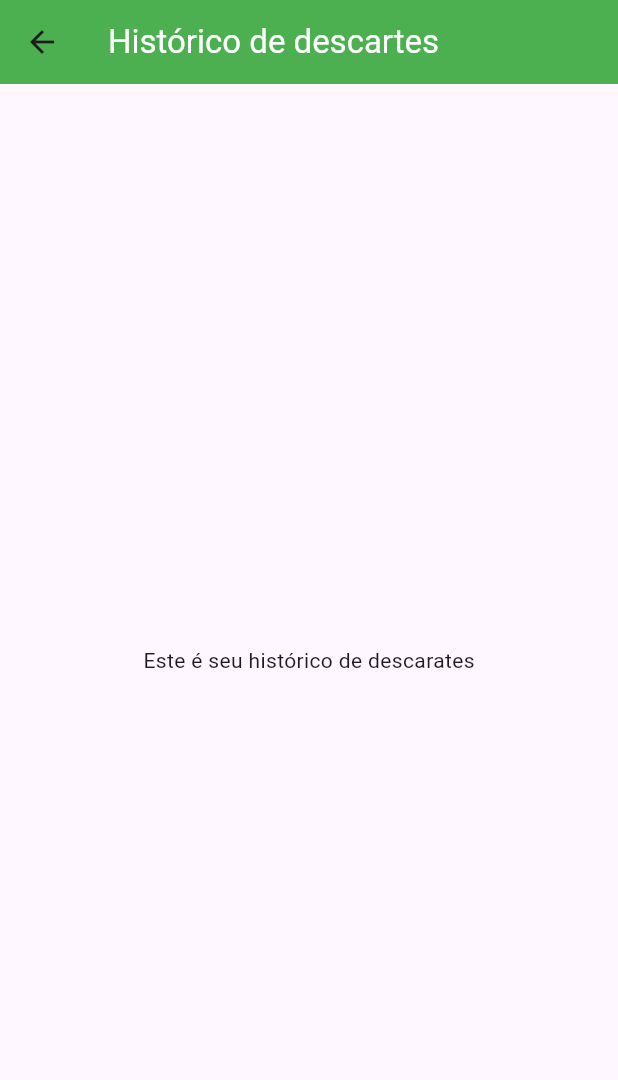
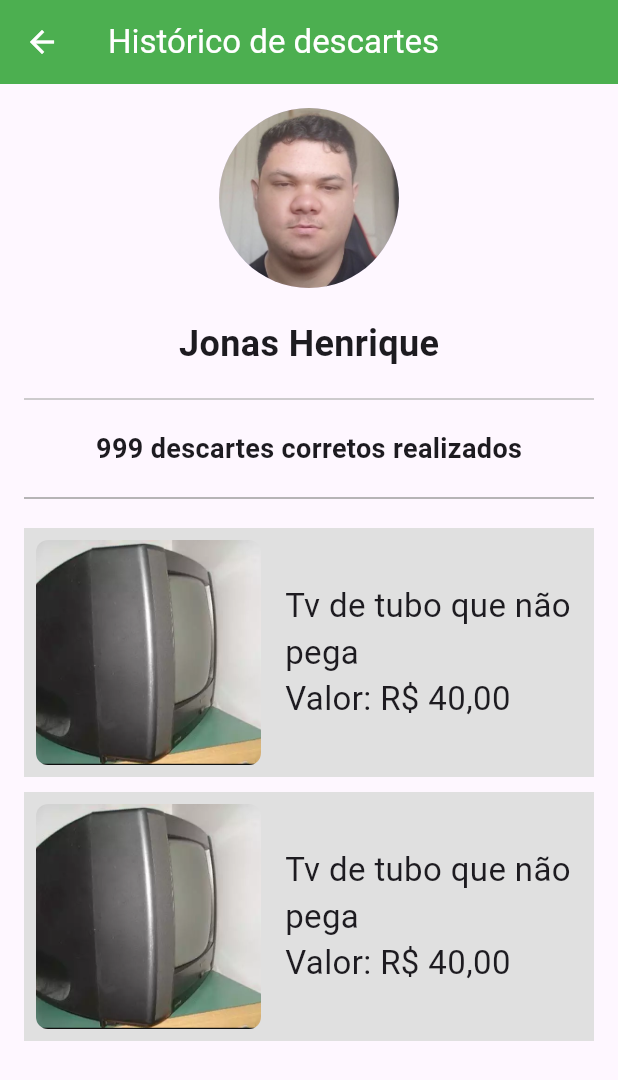
Before and after one commit to JonasHenriqueDev/TechCycle, a Flutter app: the screen it shows after launch, in the side drawer, after a tap on "Histórico de descartes", on a phone screen of 412 x 824 dp. Shown: the top 1080 px of the screen. Run offline on Flutter 3.47's test engine with Material 3 defaults, Android fonts, the phone set to English and light mode, and no system bars; our stand-ins replace geolocator, google_maps_flutter; generated files the repository leaves out were written again; network calls fail.

Commit message:
feat: tela de histórico de descartes

```diff
--- a/lib/src/view/DiscardsPage.dart
+++ b/lib/src/view/DiscardsPage.dart
@@ -3,19 +3,95 @@ import 'package:flutter/material.dart';
 class DiscardsPage extends StatelessWidget {
   const DiscardsPage({super.key});
 
+  void callbackFuntion() {}
+
   @override
   Widget build(BuildContext context) {
     return Scaffold(
       appBar: AppBar(
-        title: const Text(
-          'Histórico de descartes',
-          style: TextStyle(color: Colors.white),
+        title: const Text('Histórico de descartes', style: TextStyle(color: Colors.white)),
+        backgroundColor: Colors.green,
+        iconTheme: const IconThemeData(color: Colors.white),
+      ),
+      body: Padding(
+        padding: const EdgeInsets.all(16.0),
+        child: Column(
+          crossAxisAlignment: CrossAxisAlignment.center,
+          children: [
+            const CircleAvatar(
+              radius: 60,
+              backgroundImage: AssetImage(
+                  'assets/images/fotoperfil.png'), // Substitua pela URL da sua imagem de perfil
+            ),
+            const SizedBox(height: 20),
+            const Text(
+              'Jonas Henrique',
+              style: TextStyle(fontSize: 24, fontWeight: FontWeight.bold),
+            ),
+            Divider(color: Colors.grey[400], thickness: 1, height: 40),
+            Column(
+              crossAxisAlignment: CrossAxisAlignment.center,
+              children: [
+                const Text(
+                  '999 descartes corretos realizados',
+                  style: TextStyle(fontSize: 18, fontWeight: FontWeight.bold),
+                ),
+                const Divider(color: Colors.grey, thickness: 1, height: 40),
+                Container(
+                  color: Colors.grey[300], // Cor de fundo para a linha
+                  padding: const EdgeInsets.all(8.0),
+                  child: Row(
+                    children: [
+                      ClipRRect(
+                        borderRadius: BorderRadius.circular(8),
+                        child: Image.asset(
+                          'assets/images/tvplaceholder.png',
+                          width: 150,
+                          height: 150,
+                          fit: BoxFit.cover,
+                        ),
+                      ),
+                      const SizedBox(width: 16),
+                      const Expanded(
+                        child: Text(
+                          'Tv de tubo que não pega \n'
+                              'Valor: R\$ 40,00',
+                          style: TextStyle(fontSize: 22),
+                        ),
+                      ),
+                    ],
+                  ),
+                ),
+                SizedBox(height: 10),
+                Container(
+                  color: Colors.grey[300], // Cor de fundo para a linha
+                  padding: const EdgeInsets.all(8.0),
+                  child: Row(
+                    children: [
+                      ClipRRect(
+                        borderRadius: BorderRadius.circular(8),
+                        child: Image.asset(
+                          'assets/images/tvplaceholder.png',
+                          width: 150,
+                          height: 150,
+                          fit: BoxFit.cover,
+                        ),
+                      ),
+                      const SizedBox(width: 16),
+                      const Expanded(
+                        child: Text(
+                          'Tv de tubo que não pega \n'
+                              'Valor: R\$ 40,00',
+                          style: TextStyle(fontSize: 22),
+                        ),
+                      ),
+                    ],
+                  ),
+                ),
+              ],
+            ),
+          ],
         ),
-        backgroundColor: Colors.green,
-        actionsIconTheme: IconThemeData(color: Colors.white),
-      ),
-      body: const Center(
-        child: Text('Este é seu histórico de descarates'),
       ),
     );
   }
```
